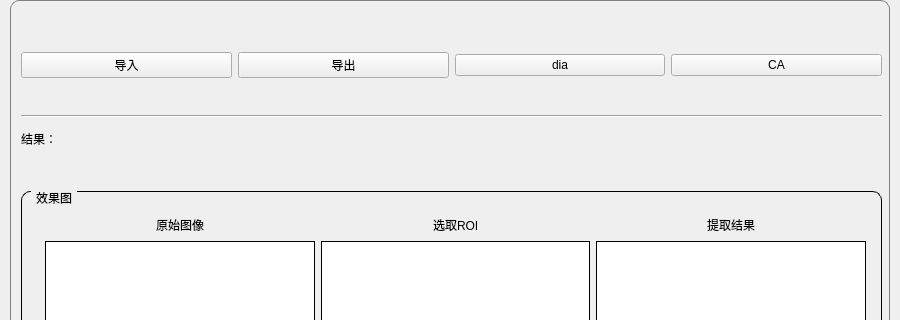
Old version of the form page/client/ui_mainWindow.ui in the repository shaoyeGithub/graduationDesign; both pictures show x 0 to 900 and y 0 to 320 of the 900 by 600 pixel window.
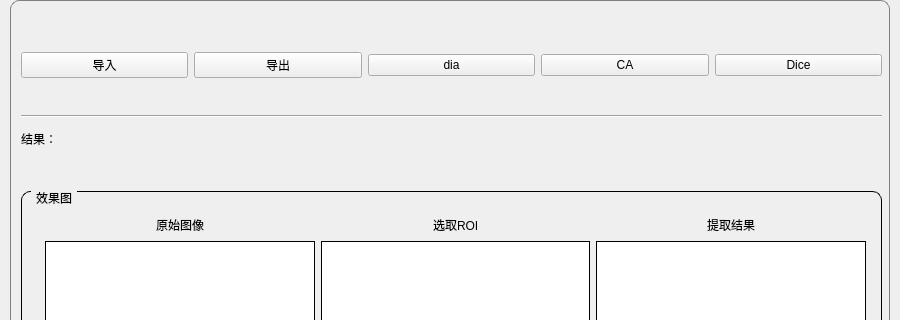
New version of the form.

What changed in the file:
```diff
--- a/page/client/ui_mainWindow.ui
+++ b/page/client/ui_mainWindow.ui
@@ -81,6 +81,13 @@
             </property>
            </widget>
           </item>
+          <item>
+           <widget class="QPushButton" name="pushButton">
+            <property name="text">
+             <string>Dice</string>
+            </property>
+           </widget>
+          </item>
          </layout>
         </item>
        </layout>
```
